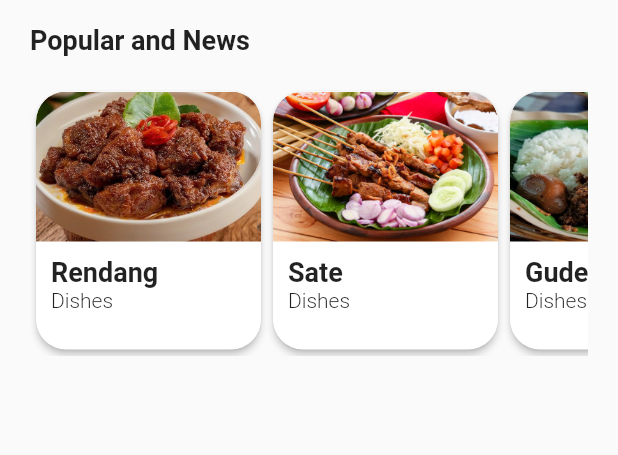
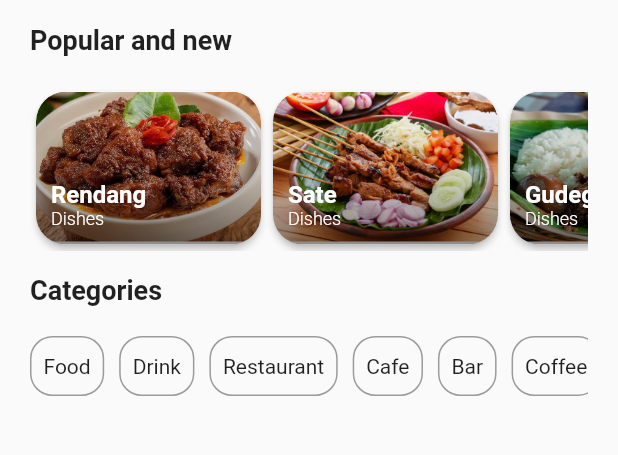
Before and after one commit to cperdiansyah/flutter_submission_pemula, a Flutter app: the screen it shows after launch, on a phone screen of 412 x 824 dp, the part 135-590 px from its top. Run offline on Flutter 3.47's test engine with Material 2 defaults, Android fonts, the phone set to English and light mode, and no system bars.

Commit message:
feat: add categories section

```diff
--- a/lib/home_screen.dart
+++ b/lib/home_screen.dart
@@ -1,5 +1,7 @@
 import 'package:flutter/material.dart';
+import 'package:submission_flutter_pemula/model/category_data.dart';
 import 'package:submission_flutter_pemula/model/food_data.dart';
+import 'package:submission_flutter_pemula/model/category_data.dart';
 
 class HomeScreen extends StatelessWidget {
   const HomeScreen({Key? key}) : super(key: key);
@@ -54,7 +56,7 @@ class HomeScreen extends StatelessWidget {
                       crossAxisAlignment: CrossAxisAlignment.start,
                       children: <Widget>[
                         Text(
-                          'Popular and News',
+                          'Popular and new',
                           style: TextStyle(
                             fontSize: 18,
                             fontWeight: FontWeight.bold,
@@ -68,13 +70,87 @@ class HomeScreen extends StatelessWidget {
                   ),
                 ],
               ),
-              Column(children: <Widget>[
-                SizedBox(
-                  height: 180,
-                  child: PopularFoodList(),
-                )
-                //List of food
-              ])
+              Column(
+                children: <Widget>[
+                  SizedBox(
+                    height: 110,
+                    child: PopularFoodList(),
+                  )
+                  //List of food
+                ],
+              ),
+              Row(
+                children: <Widget>[
+                  Padding(
+                    padding: const EdgeInsets.only(top: 16.0),
+                    child: Column(
+                      crossAxisAlignment: CrossAxisAlignment.start,
+                      children: <Widget>[
+                        Text(
+                          'Categories',
+                          style: TextStyle(
+                            fontSize: 18,
+                            fontWeight: FontWeight.bold,
+                          ),
+                        ),
+                        SizedBox(
+                          height: 20,
+                        ),
+                      ],
+                    ),
+                  ),
+                ],
+              ),
+              Column(
+                children: <Widget>[
+                  SizedBox(
+                    height: 40,
+                    child: ListView.builder(
+                      scrollDirection: Axis.horizontal,
+                      itemBuilder: (context, index) {
+                        final CategoryData category = categoryList[index];
+                        var icons = category.icons;
+                        return Container(
+                          clipBehavior: Clip.antiAlias,
+                          /*  shape: RoundedRectangleBorder(
+                            borderRadius: BorderRadius.circular(20),
+                          ),*/
+                          margin: EdgeInsets.only(right: 10),
+                          decoration: BoxDecoration(
+                            border: Border.all(
+                              color: Colors.black38, // red as border color
+                            ),
+                            borderRadius: BorderRadius.circular(15),
+                          ),
+                          child: InkWell(
+                            onTap: () {
+                              print(category.name);
+                            },
+                            child: Padding(
+                              padding: const EdgeInsets.all(8.0),
+                              child: Column(
+                                crossAxisAlignment: CrossAxisAlignment.start,
+                                mainAxisAlignment: MainAxisAlignment.center,
+                                children: <Widget>[
+                                  Text(
+                                    category.name,
+                                    style: TextStyle(
+                                      fontSize: 14,
+                                      fontWeight: FontWeight.w400,
+                                    ),
+                                  ),
+                                ],
+                              ),
+                            ),
+                          ),
+                        );
+                      },
+                      itemCount: categoryList.length,
+                    ),
+                  )
+                  //List of food
+                ],
+              ),
             ],
           ),
         ),
@@ -103,8 +179,7 @@ class PopularFoodList extends StatelessWidget {
               onTap: () {
                 print(foodData.name);
               },
-              child: Column(
-                crossAxisAlignment: CrossAxisAlignment.start,
+              child: Stack(
                 children: <Widget>[
                   ClipRRect(
                     borderRadius: BorderRadius.only(
@@ -118,23 +193,41 @@ class PopularFoodList extends StatelessWidget {
                       fit: BoxFit.cover,
                     ),
                   ),
+                  Container(
+                    padding: const EdgeInsets.all(5.0),
+                    width: 150,
+                    decoration: BoxDecoration(
+                      gradient: LinearGradient(
+                        begin: Alignment.topCenter,
+                        end: Alignment.bottomCenter,
+                        colors: <Color>[
+                          Colors.black.withAlpha(0),
+                          Colors.black12,
+                          Colors.black45
+                        ],
+                      ),
+                    ),
+                  ),
                   Padding(
                     padding: const EdgeInsets.all(10.0),
                     child: Column(
                       crossAxisAlignment: CrossAxisAlignment.start,
+                      mainAxisAlignment: MainAxisAlignment.end,
                       children: <Widget>[
                         Text(
                           foodData.name,
                           style: TextStyle(
-                            fontSize: 18,
+                            fontSize: 16,
                             fontWeight: FontWeight.bold,
+                            color: Colors.white,
                           ),
                         ),
                         Text(
                           foodData.category,
                           style: TextStyle(
-                            fontSize: 14,
+                            fontSize: 12,
                             fontWeight: FontWeight.w300,
+                            color: Colors.white,
                           ),
                         ),
                       ],
--- a/lib/main.dart
+++ b/lib/main.dart
@@ -1,6 +1,5 @@
 import 'package:flutter/material.dart';
 import 'package:submission_flutter_pemula/home_screen.dart';
-// import 'package:submission_flutter_pemula/home_screens.dart';
 
 void main() {
   runApp(const MyApp());
--- /dev/null
+++ b/lib/model/category_data.dart
@@ -0,0 +1,44 @@
+class CategoryData {
+  String name;
+  String icons;
+
+  CategoryData({
+    required this.name,
+    required this.icons,
+  });
+}
+
+var categoryList = [
+  CategoryData(
+    name: 'Food',
+    icons: 'dinner_dining',
+  ),
+  CategoryData(
+    name: 'Drink',
+    icons: 'free_breakfast',
+  ),
+  CategoryData(
+    name: 'Restaurant',
+    icons: 'restaurant',
+  ),
+  CategoryData(
+    name: 'Cafe',
+    icons: 'storefront',
+  ),
+  CategoryData(
+    name: 'Bar',
+    icons: 'local_bar',
+  ),
+  CategoryData(
+    name: 'Coffee',
+    icons: 'coffee',
+  ),
+  CategoryData(
+    name: 'Fast Food',
+    icons: 'fastfood',
+  ),
+  CategoryData(
+    name: 'Ice Cream',
+    icons: 'icecream',
+  ),
+];
```
